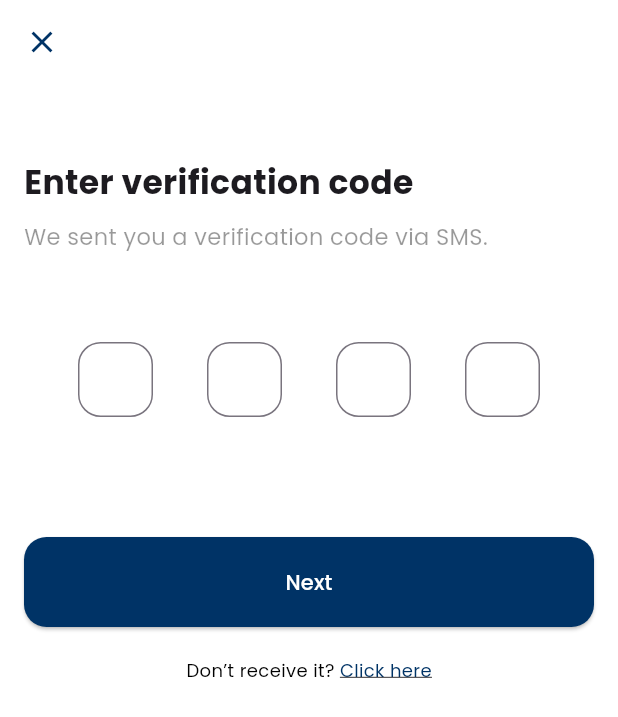
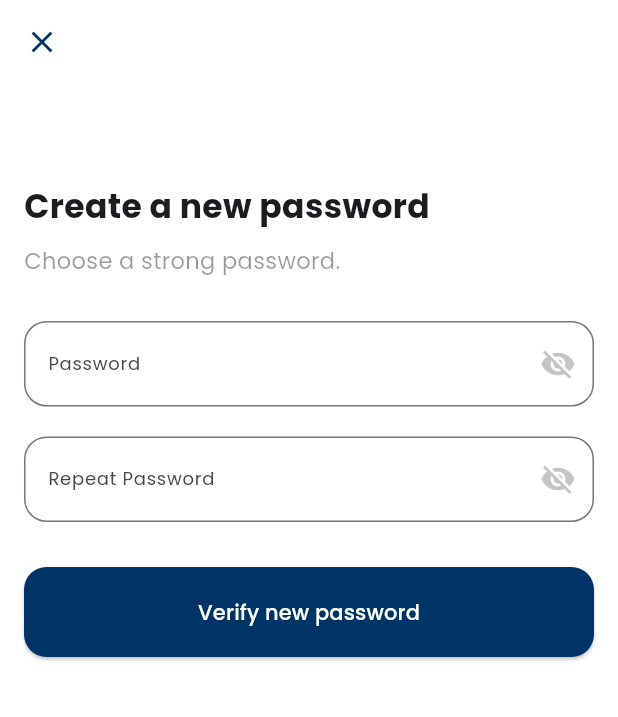
Before and after one commit to EngMohammed23/Graduation_Project, a Flutter app: the screen it shows after launch, on a phone screen of 412 x 824 dp. Shown: the top 717 px of the screen. Run offline on Flutter 3.47's test engine with Material 3 defaults, Android fonts, the phone set to English and light mode, and no system bars; our stand-ins replace file_picker, get, google_fonts, image_picker.

Commit message:
new view screens

```diff
--- a/lib/main.dart
+++ b/lib/main.dart
@@ -1,6 +1,7 @@
 import 'package:flutter/material.dart';
 import 'package:get/get.dart';
-import 'package:takatuf/views/signin_screen.dart';
+import 'package:takatuf/views/create_a_new_password.dart';
+import 'package:takatuf/views/forgot_password_screen.dart';
 import 'package:takatuf/views/verification_code_screen.dart';
 
 void main() {
@@ -14,7 +15,7 @@ class MainApp extends StatelessWidget {
   Widget build(BuildContext context) {
     return GetMaterialApp(
       debugShowCheckedModeBanner: false,
-      home: VerificationCodeScreen(),
+      home: CreateNewPasswordScreen(),
     );
   }
 }
--- a/lib/views/Signin_screen.dart
+++ b/lib/views/Signin_screen.dart
@@ -5,7 +5,7 @@ import 'package:takatuf/views/home_screen.dart';
 import 'package:takatuf/views/signup_screen.dart';
 
 class SigninScreen extends StatefulWidget {
-  SigninScreen({super.key});
+  const SigninScreen({super.key});
 
   @override
   _SigninScreenState createState() => _SigninScreenState();
--- /dev/null
+++ b/lib/views/create_a_new_password.dart
@@ -0,0 +1,179 @@
+import 'package:flutter/material.dart';
+import 'package:get/get.dart';
+
+class CreateNewPasswordScreen extends StatefulWidget {
+  CreateNewPasswordScreen({super.key});
+
+  @override
+  _CreateNewPasswordScreenState createState() =>
+      _CreateNewPasswordScreenState();
+}
+
+class _CreateNewPasswordScreenState extends State<CreateNewPasswordScreen> {
+  final passwordController = TextEditingController();
+  final repeatPasswordController = TextEditingController();
+  bool isPasswordHidden = true;
+  bool isRepeatPasswordHidden = true;
+
+  @override
+  Widget build(BuildContext context) {
+    return Scaffold(
+      appBar: AppBar(
+        leading: IconButton(
+          icon: Icon(Icons.close, color: Color(0xFF003366)), // أيقونة الإغلاق
+          onPressed: () {
+            Navigator.of(context).pop(); // إغلاق الشاشة
+          },
+        ),
+        backgroundColor: Colors.white, // خلفية AppBar بيضاء
+        elevation: 0, // إزالة الظل
+      ),
+      backgroundColor: Colors.white, // خلفية الشاشة بيضاء
+      body: Padding(
+        padding: const EdgeInsets.all(16.0),
+        child: Column(
+          crossAxisAlignment:
+              CrossAxisAlignment.start, // محاذاة النصوص إلى اليسار
+          children: [
+            SizedBox(height: 50), // لإزاحة العناصر لأسفل قليلاً
+            Text(
+              'Create a new password',
+              style: TextStyle(
+                fontSize: 22,
+                fontFamily: 'Poppins',
+                fontWeight: FontWeight.bold,
+              ),
+              textAlign: TextAlign.left, // محاذاة النص لليسار
+            ),
+            SizedBox(height: 10),
+            Text(
+              'Choose a strong password.',
+              style: TextStyle(
+                fontSize: 15,
+                fontFamily: 'Poppins',
+                color: Colors.black.withOpacity(0.4), // شفافية 40%
+              ),
+              textAlign: TextAlign.left, // محاذاة النص لليسار
+            ),
+            SizedBox(height: 30),
+            TextField(
+              controller: passwordController,
+              obscureText: isPasswordHidden, // التحكم في عرض/إخفاء النص
+              style: TextStyle(
+                fontSize: 17,
+                fontFamily: 'Poppins',
+              ),
+              decoration: InputDecoration(
+                hintText: "Enter your password",
+                hintStyle: TextStyle(
+                  color: Colors.grey.withOpacity(0.6),
+                  fontSize: 13,
+                  fontFamily: 'Poppins',
+                ),
+                labelText: 'Password',
+                labelStyle: TextStyle(
+                  fontSize: 12,
+                  fontFamily: 'Poppins',
+                ),
+                border: OutlineInputBorder(
+                  borderRadius: BorderRadius.all(
+                    Radius.circular(15.0),
+                  ),
+                ),
+                suffixIcon: IconButton(
+                  icon: Icon(
+                    isPasswordHidden
+                        ? Icons.visibility_off // أيقونة الإخفاء
+                        : Icons.visibility, // أيقونة العرض
+                    color: Colors.grey.withOpacity(0.6), // شفافية 60%
+                  ),
+                  onPressed: () {
+                    setState(() {
+                      isPasswordHidden = !isPasswordHidden; // تبديل الحالة
+                    });
+                  },
+                ),
+              ),
+            ),
+            SizedBox(height: 20),
+            TextField(
+              controller: repeatPasswordController,
+              obscureText: isRepeatPasswordHidden, // التحكم في عرض/إخفاء النص
+              style: TextStyle(
+                fontSize: 17,
+                fontFamily: 'Poppins',
+              ),
+              decoration: InputDecoration(
+                hintText: "Repeat your password",
+                hintStyle: TextStyle(
+                  color: Colors.grey.withOpacity(0.6),
+                  fontSize: 13,
+                  fontFamily: 'Poppins',
+                ),
+                labelText: 'Repeat Password',
+                labelStyle: TextStyle(
+                  fontSize: 12,
+                  fontFamily: 'Poppins',
+                ),
+                border: OutlineInputBorder(
+                  borderRadius: BorderRadius.all(
+                    Radius.circular(15.0),
+                  ),
+                ),
+                suffixIcon: IconButton(
+                  icon: Icon(
+                    isRepeatPasswordHidden
+                        ? Icons.visibility_off // أيقونة الإخفاء
+                        : Icons.visibility, // أيقونة العرض
+                    color: Colors.grey.withOpacity(0.6), // شفافية 60%
+                  ),
+                  onPressed: () {
+                    setState(() {
+                      isRepeatPasswordHidden =
+                          !isRepeatPasswordHidden; // تبديل الحالة
+                    });
+                  },
+                ),
+              ),
+            ),
+            SizedBox(height: 30),
+            Center(
+              child: ElevatedButton(
+                style: ElevatedButton.styleFrom(
+                  backgroundColor: Color(0xFF003366),
+                  minimumSize: Size(double.infinity, 60),
+                  shape: RoundedRectangleBorder(
+                    borderRadius: BorderRadius.circular(15.0),
+                  ),
+                ),
+                onPressed: () {
+                  // منطق التحقق من كلمة المرور هنا
+                  if (passwordController.text ==
+                      repeatPasswordController.text) {
+                    print("Password successfully updated!");
+                  } else {
+                    Get.snackbar(
+                      'Error',
+                      'Passwords do not match!',
+                      snackPosition: SnackPosition.BOTTOM,
+                      backgroundColor: Colors.red,
+                      colorText: Colors.white,
+                    );
+                  }
+                },
+                child: Text(
+                  'Verify new password',
+                  style: TextStyle(
+                    fontSize: 14,
+                    fontFamily: 'Poppins',
+                    color: Colors.white,
+                  ),
+                ),
+              ),
+            ),
+          ],
+        ),
+      ),
+    );
+  }
+}
--- a/lib/views/signup_screen.dart
+++ b/lib/views/signup_screen.dart
@@ -5,7 +5,7 @@ import 'package:takatuf/views/signin_screen.dart';
 import 'package:takatuf/views/verify_mobile_screen.dart';
 
 class SignupScreen extends StatefulWidget {
-  SignupScreen({super.key});
+  const SignupScreen({super.key});
 
   @override
   _SignupScreenState createState() => _SignupScreenState();
--- a/lib/views/verification_code_screen.dart
+++ b/lib/views/verification_code_screen.dart
@@ -1,6 +1,5 @@
 import 'package:flutter/gestures.dart';
 import 'package:flutter/material.dart';
-import 'package:get/get.dart';
 
 class VerificationCodeScreen extends StatelessWidget {
   VerificationCodeScreen({super.key});
```
Also changed, not shown: lib/views/forgot_password_screen.dart (added, +106 -0 lines).
